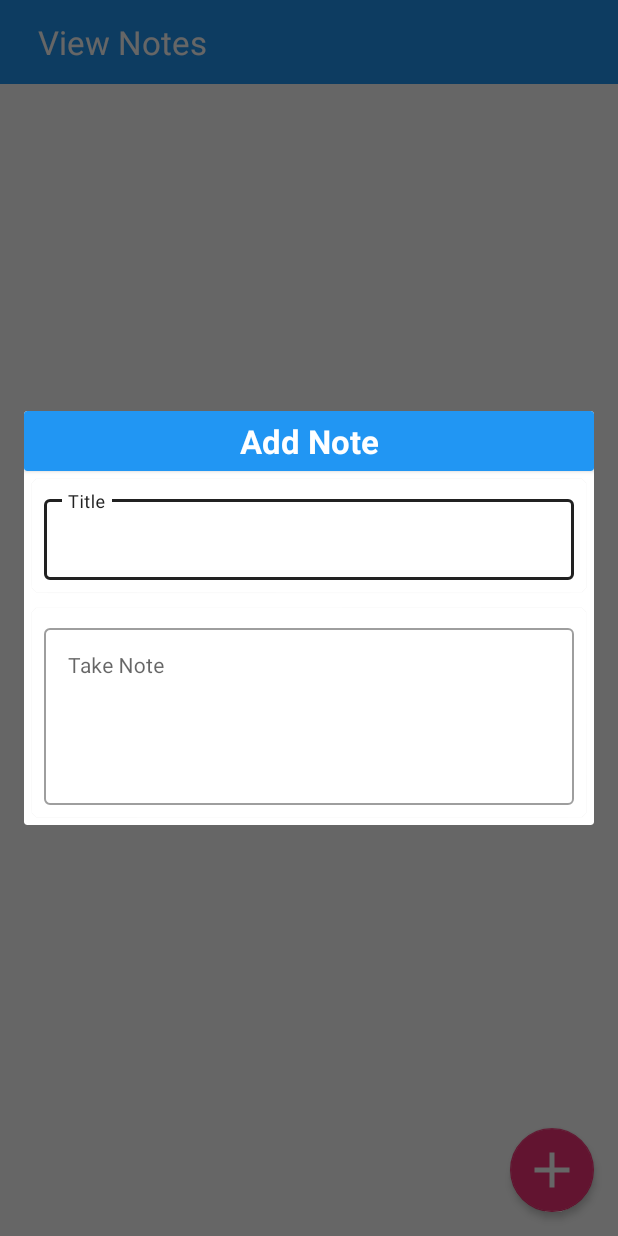
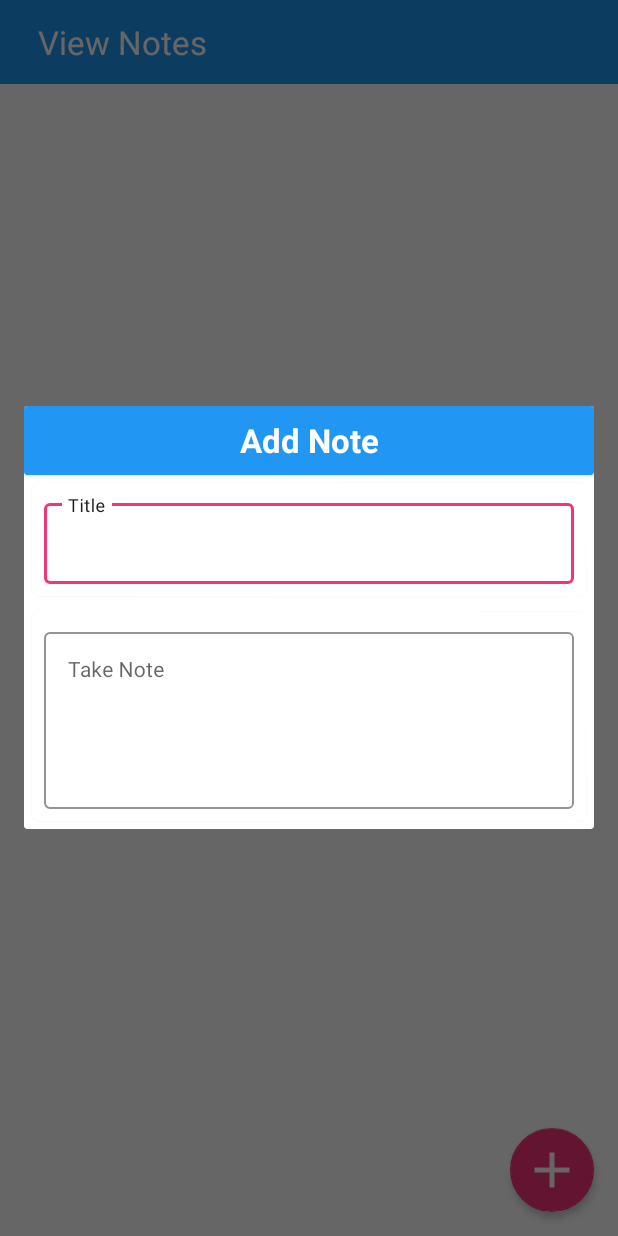
Before and after one commit to deepakgupta7403/GreenDAODemo, an Android app: the screen it shows after launch (ViewNoteActivity), after a tap on an icon or button, on a phone screen of 412 x 824 dp. Run offline under Robolectric (Android 15) with nearby library versions, the phone set to English and light mode, and no system bars; libraries missing offline, so code that uses them is left out: com.facebook.stetho; 3 statements that could not run were skipped.

Commit message:
Update and Delete done all the action bar button handle ALl the thing are done except ScreenShoot DG commit

```diff
--- a/app/src/main/res/layout/activity_view_note.xml
+++ b/app/src/main/res/layout/activity_view_note.xml
@@ -14,7 +14,7 @@
         android:background="@color/colorPrimary"
         android:orientation="horizontal">
 
-        <TextView
+        <androidx.appcompat.widget.AppCompatTextView
             android:layout_width="match_parent"
             android:layout_height="match_parent"
             android:layout_weight="20"
@@ -37,7 +37,7 @@
             style="@style/Widget.AppCompat.Button.Borderless"
             android:layout_width="@dimen/pad_50dp"
             android:layout_height="match_parent"
-            app:srcCompat="@drawable/icon_delete_white"
+            app:srcCompat="@drawable/icon_select_all_white"
             android:visibility="gone"/>
 
 
@@ -51,13 +51,13 @@
         android:gravity="center"
         android:orientation="vertical">
 
-        <ImageView
+        <androidx.appcompat.widget.AppCompatImageView
             android:layout_width="150dp"
             android:layout_height="150dp"
             android:contentDescription="@string/notes_desc"
             android:src="@drawable/note_icon" />
 
-        <TextView
+        <androidx.appcompat.widget.AppCompatTextView
             android:layout_width="match_parent"
             android:layout_height="wrap_content"
             android:gravity="center"
@@ -83,7 +83,8 @@
         app:fabSize="normal"
         app:maxImageSize="@dimen/pad_40dp"
         app:backgroundTint="@color/colorAccent"
-        app:srcCompat="@drawable/icon_add_white" />
+        app:srcCompat="@drawable/icon_add_white"
+        app:tint="@color/white"/>
 
 
 </RelativeLayout>
--- a/app/src/main/res/layout/add_note_view.xml
+++ b/app/src/main/res/layout/add_note_view.xml
@@ -14,9 +14,9 @@
             android:layout_height="match_parent"
             app:cardBackgroundColor="@color/colorPrimary">
 
-            <TextView
+            <androidx.appcompat.widget.AppCompatTextView
                 android:layout_width="match_parent"
-                android:layout_height="@dimen/pad_40dp"
+                android:layout_height="@dimen/pad_46dp"
                 android:text="@string/add_notes"
                 android:textStyle="bold"
                 android:textColor="@color/white"
@@ -38,7 +38,8 @@
                 android:layout_width="match_parent"
                 android:layout_height="match_parent"
                 android:layout_margin="@dimen/pad_8dp"
-                android:layout_marginTop="@dimen/pad_20dp">
+                android:layout_marginTop="@dimen/pad_20dp"
+                app:boxStrokeColor="@color/colorAccent">
 
                 <com.google.android.material.textfield.TextInputEditText
                     android:id="@+id/tiet_title"
@@ -62,7 +63,8 @@
                 android:layout_width="match_parent"
                 android:layout_height="match_parent"
                 android:layout_margin="@dimen/pad_8dp"
-                android:layout_marginTop="@dimen/pad_20dp">
+                android:layout_marginTop="@dimen/pad_20dp"
+                app:boxStrokeColor="@color/colorAccent">
 
                 <com.google.android.material.textfield.TextInputEditText
                     android:id="@+id/tiet_description"
--- a/app/src/main/res/values/strings.xml
+++ b/app/src/main/res/values/strings.xml
@@ -1,7 +1,7 @@
 <resources>
     <string name="app_name">GreenDAODemo</string>
 
-    <string name="no_notes_found">NO Notes Found</string>
+    <string name="no_notes_found">No Notes Found</string>
     <string name="notes_desc">Notes icon</string>
     <string name="take_notes">Take Note</string>
     <string name="add_notes">Add Note</string>
--- a/app/src/main/res/values/styles.xml
+++ b/app/src/main/res/values/styles.xml
@@ -1,14 +1,14 @@
 <resources>
 
     <!-- Base application theme. -->
-    <style name="AppTheme" parent="Theme.AppCompat.Light.DarkActionBar">
+    <style name="AppTheme" parent="Theme.MaterialComponents.Light.DarkActionBar">
         <!-- Customize your theme here. -->
         <item name="colorPrimary">@color/colorPrimary</item>
         <item name="colorPrimaryDark">@color/colorPrimaryDark</item>
         <item name="colorAccent">@color/colorAccent</item>
     </style>
 
-    <style name="AppTheme.NoActionBar" parent="Theme.AppCompat.Light.DarkActionBar">
+    <style name="AppTheme.NoActionBar" parent="Theme.MaterialComponents.Light.DarkActionBar">
         <item name="windowActionBar">false</item>
         <item name="windowNoTitle">true</item>
         <item name="android:statusBarColor">@color/colorPrimaryDark</item>
```
Also changed, not shown: app/build.gradle (+13 -12 lines), app/src/main/java/com/app/greendaodemo/activity/ViewNoteActivity.java (+41 -14 lines), app/src/main/res/layout/item_view_notes.xml (+4 -4 lines), app/src/main/res/menu/delete_menu.xml (deleted, +0 -22 lines).
